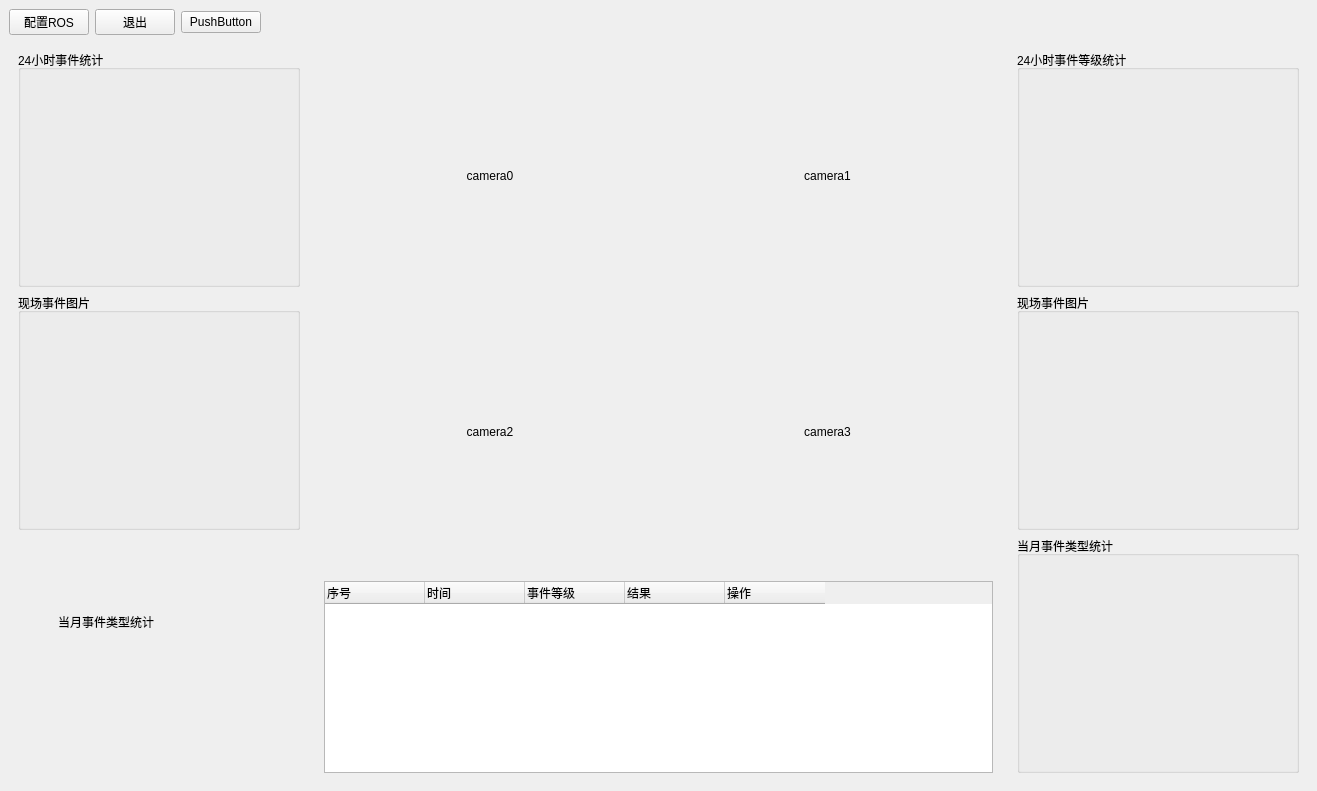
Before: the Qt Designer form ui/main_window.ui in NovemberChopin/TrafficMonitor, drawn with Qt 5.
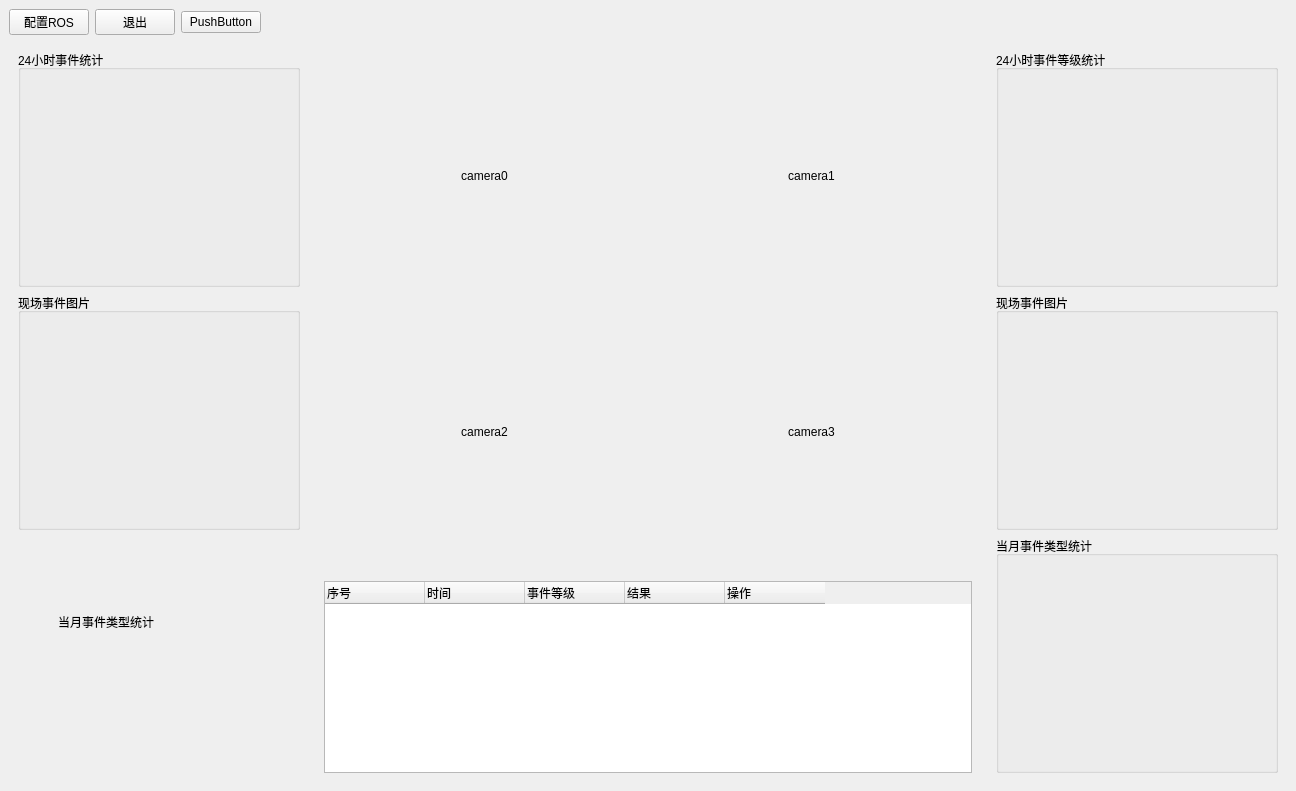
After: the same form once the commit is applied. Icons and pictures are not drawn.

Commit message: scale window

What changed in the file:
```diff
--- a/ui/main_window.ui
+++ b/ui/main_window.ui
@@ -6,7 +6,7 @@
    <rect>
     <x>0</x>
     <y>0</y>
-    <width>1317</width>
+    <width>1296</width>
     <height>791</height>
    </rect>
   </property>
```
The commit also changes 2 other files.
